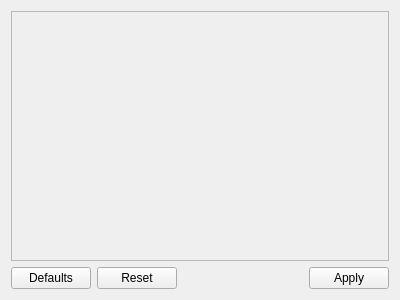
First picture: the form in alphaplot/src/ui/FittingSettings.ui, repository narunlifescience/AlphaPlot, before the edit.
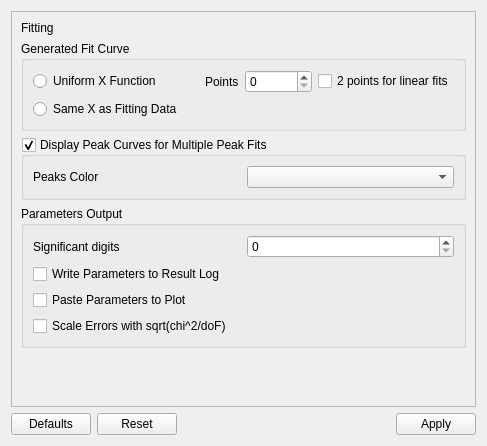
Second picture: the form after the edit. Custom widgets are drawn as their Qt base class.

```diff
--- a/alphaplot/src/ui/FittingSettings.ui
+++ b/alphaplot/src/ui/FittingSettings.ui
@@ -6,8 +6,8 @@
    <rect>
     <x>0</x>
     <y>0</y>
-    <width>400</width>
-    <height>300</height>
+    <width>487</width>
+    <height>446</height>
    </rect>
   </property>
   <property name="windowTitle">
@@ -24,18 +24,149 @@
        <rect>
         <x>0</x>
         <y>0</y>
-        <width>380</width>
-        <height>247</height>
+        <width>467</width>
+        <height>393</height>
        </rect>
       </property>
-      <layout class="QVBoxLayout" name="verticalLayout_2">
+      <layout class="QVBoxLayout" name="verticalLayout_4">
        <item>
         <widget class="QLabel" name="titleLabel">
          <property name="text">
-          <string/>
+          <string>Fitting</string>
          </property>
         </widget>
        </item>
+       <item>
+        <widget class="QGroupBox" name="fitCurveGroupBox">
+         <property name="title">
+          <string>Generated Fit Curve</string>
+         </property>
+         <layout class="QVBoxLayout" name="verticalLayout">
+          <item>
+           <layout class="QHBoxLayout" name="horizontalLayout">
+            <item>
+             <widget class="QRadioButton" name="uniformXRadioButton">
+              <property name="text">
+               <string>Uniform X Function</string>
+              </property>
+             </widget>
+            </item>
+            <item>
+             <spacer name="horizontalSpacer_2">
+              <property name="orientation">
+               <enum>Qt::Horizontal</enum>
+              </property>
+              <property name="sizeHint" stdset="0">
+               <size>
+                <width>40</width>
+                <height>20</height>
+               </size>
+              </property>
+             </spacer>
+            </item>
+            <item>
+             <widget class="QLabel" name="pointsLabel">
+              <property name="text">
+               <string>Points</string>
+              </property>
+             </widget>
+            </item>
+            <item>
+             <widget class="QSpinBox" name="pointsSpinBox">
+              <property name="maximum">
+               <number>10000000</number>
+              </property>
+             </widget>
+            </item>
+            <item>
+             <widget class="QCheckBox" name="linearFitCheckBox">
+              <property name="text">
+               <string>2 points for linear fits</string>
+              </property>
+             </widget>
+            </item>
+           </layout>
+          </item>
+          <item>
+           <widget class="QRadioButton" name="sameXRadioButton">
+            <property name="text">
+             <string>Same X as Fitting Data</string>
+            </property>
+           </widget>
+          </item>
+         </layout>
+        </widget>
+       </item>
+       <item>
+        <widget class="QGroupBox" name="multiPeakGroupBox">
+         <property name="title">
+          <string>Display Peak Curves for Multiple Peak Fits</string>
+         </property>
+         <property name="checkable">
+          <bool>true</bool>
+         </property>
+         <layout class="QHBoxLayout" name="horizontalLayout_3">
+          <item>
+           <widget class="QLabel" name="peakColorLabel">
+            <property name="text">
+             <string>Peaks Color</string>
+            </property>
+           </widget>
+          </item>
+          <item>
+           <widget class="ColorBox" name="peakColorComboBox"/>
+          </item>
+         </layout>
+        </widget>
+       </item>
+       <item>
+        <widget class="QGroupBox" name="paramwtwrsGroupBox">
+         <property name="title">
+          <string>Parameters Output</string>
+         </property>
+         <layout class="QVBoxLayout" name="verticalLayout_2">
+          <item>
+           <layout class="QHBoxLayout" name="horizontalLayout_4">
+            <item>
+             <widget class="QLabel" name="significantDigitsLabel">
+              <property name="text">
+               <string>Significant digits</string>
+              </property>
+             </widget>
+            </item>
+            <item>
+             <widget class="QSpinBox" name="significantDigitsSpinBox">
+              <property name="maximum">
+               <number>16</number>
+              </property>
+             </widget>
+            </item>
+           </layout>
+          </item>
+          <item>
+           <widget class="QCheckBox" name="writetoResultCheckBox">
+            <property name="text">
+             <string>Write Parameters to Result Log</string>
+            </property>
+           </widget>
+          </item>
+          <item>
+           <widget class="QCheckBox" name="pastetoPlotCheckBox">
+            <property name="text">
+             <string>Paste Parameters to Plot</string>
+            </property>
+           </widget>
+          </item>
+          <item>
+           <widget class="QCheckBox" name="scaleCheckBox">
+            <property name="text">
+             <string>Scale Errors with sqrt(chi^2/doF)</string>
+            </property>
+           </widget>
+          </item>
+         </layout>
+        </widget>
+       </item>
        <item>
         <spacer name="verticalSpacer">
          <property name="orientation">
@@ -93,6 +224,13 @@
    </item>
   </layout>
  </widget>
+ <customwidgets>
+  <customwidget>
+   <class>ColorBox</class>
+   <extends>QComboBox</extends>
+   <header>ColorBox.h</header>
+  </customwidget>
+ </customwidgets>
  <resources/>
  <connections/>
 </ui>
```
